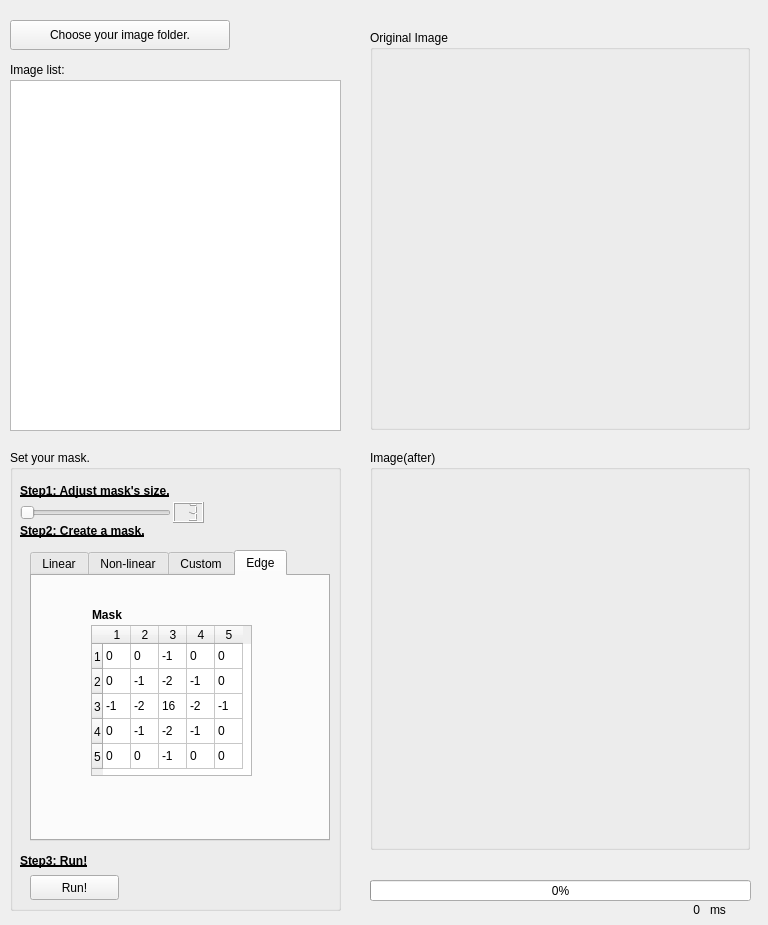
Old version of the form C1HW03-2018/hw3_mask/widget.ui in the repository sopper08/PADIP_HW.
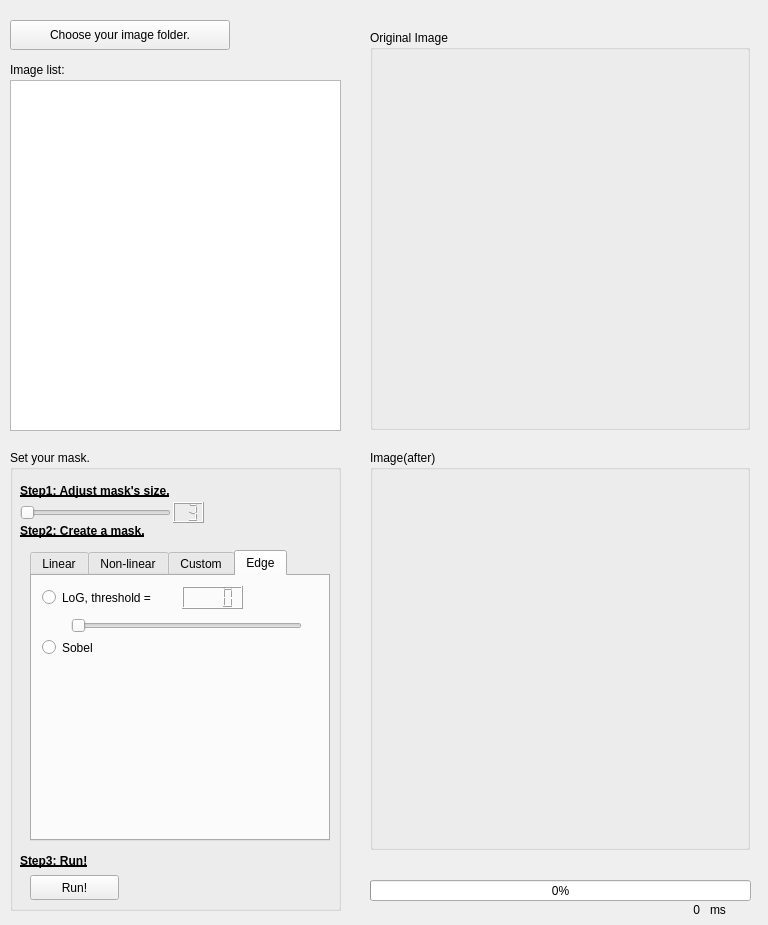
New version of the form.

```diff
--- a/C1HW03-2018/hw3_mask/widget.ui
+++ b/C1HW03-2018/hw3_mask/widget.ui
@@ -438,189 +438,59 @@
      <attribute name="title">
       <string>Edge</string>
      </attribute>
-     <widget class="QTableWidget" name="tableWidget_2">
+     <widget class="QRadioButton" name="radioButton">
       <property name="geometry">
        <rect>
-        <x>59</x>
-        <y>49</y>
-        <width>161</width>
-        <height>151</height>
+        <x>10</x>
+        <y>10</y>
+        <width>141</width>
+        <height>23</height>
        </rect>
       </property>
-      <property name="autoScroll">
-       <bool>true</bool>
+      <property name="text">
+       <string>LoG, threshold = </string>
       </property>
-      <property name="editTriggers">
-       <set>QAbstractItemView::NoEditTriggers</set>
+     </widget>
+     <widget class="QSlider" name="horizontalSlider">
+      <property name="geometry">
+       <rect>
+        <x>39</x>
+        <y>40</y>
+        <width>231</width>
+        <height>20</height>
+       </rect>
       </property>
-      <property name="showGrid">
-       <bool>true</bool>
+      <property name="maximum">
+       <number>5000</number>
       </property>
-      <property name="rowCount">
-       <number>5</number>
+      <property name="orientation">
+       <enum>Qt::Horizontal</enum>
       </property>
-      <property name="columnCount">
-       <number>5</number>
-      </property>
-      <attribute name="horizontalHeaderDefaultSectionSize">
-       <number>28</number>
-      </attribute>
-      <attribute name="verticalHeaderDefaultSectionSize">
-       <number>25</number>
-      </attribute>
-      <row/>
-      <row/>
-      <row/>
-      <row/>
-      <row/>
-      <column/>
-      <column/>
-      <column/>
-      <column/>
-      <column/>
-      <item row="0" column="0">
-       <property name="text">
-        <string>0</string>
-       </property>
-      </item>
-      <item row="0" column="1">
-       <property name="text">
-        <string>0</string>
-       </property>
-      </item>
-      <item row="0" column="2">
-       <property name="text">
-        <string>-1</string>
-       </property>
-      </item>
-      <item row="0" column="3">
-       <property name="text">
-        <string>0</string>
-       </property>
-      </item>
-      <item row="0" column="4">
-       <property name="text">
-        <string>0</string>
-       </property>
-      </item>
-      <item row="1" column="0">
-       <property name="text">
-        <string>0</string>
-       </property>
-      </item>
-      <item row="1" column="1">
-       <property name="text">
-        <string>-1</string>
-       </property>
-      </item>
-      <item row="1" column="2">
-       <property name="text">
-        <string>-2</string>
-       </property>
-      </item>
-      <item row="1" column="3">
-       <property name="text">
-        <string>-1</string>
-       </property>
-      </item>
-      <item row="1" column="4">
-       <property name="text">
-        <string>0</string>
-       </property>
-      </item>
-      <item row="2" column="0">
-       <property name="text">
-        <string>-1</string>
-       </property>
-      </item>
-      <item row="2" column="1">
-       <property name="text">
-        <string>-2</string>
-       </property>
-      </item>
-      <item row="2" column="2">
-       <property name="text">
-        <string>16</string>
-       </property>
-      </item>
-      <item row="2" column="3">
-       <property name="text">
-        <string>-2</string>
-       </property>
-      </item>
-      <item row="2" column="4">
-       <property name="text">
-        <string>-1</string>
-       </property>
-      </item>
-      <item row="3" column="0">
-       <property name="text">
-        <string>0</string>
-       </property>
-      </item>
-      <item row="3" column="1">
-       <property name="text">
-        <string>-1</string>
-       </property>
-      </item>
-      <item row="3" column="2">
-       <property name="text">
-        <string>-2</string>
-       </property>
-      </item>
-      <item row="3" column="3">
-       <property name="text">
-        <string>-1</string>
-       </property>
-      </item>
-      <item row="3" column="4">
-       <property name="text">
-        <string>0</string>
-       </property>
-      </item>
-      <item row="4" column="0">
-       <property name="text">
-        <string>0</string>
-       </property>
-      </item>
-      <item row="4" column="1">
-       <property name="text">
-        <string>0</string>
-       </property>
-      </item>
-      <item row="4" column="2">
-       <property name="text">
-        <string>-1</string>
-       </property>
-      </item>
-      <item row="4" column="3">
-       <property name="text">
-        <string>0</string>
-       </property>
-      </item>
-      <item row="4" column="4">
-       <property name="text">
-        <string>0</string>
-       </property>
-      </item>
      </widget>
-     <widget class="QLabel" name="label_3">
+     <widget class="QRadioButton" name="radioButton_2">
       <property name="geometry">
        <rect>
-        <x>60</x>
-        <y>30</y>
-        <width>67</width>
-        <height>17</height>
+        <x>10</x>
+        <y>60</y>
+        <width>141</width>
+        <height>23</height>
        </rect>
       </property>
-      <property name="font">
-       <font>
-        <weight>75</weight>
-        <bold>true</bold>
-       </font>
-      </property>
       <property name="text">
-       <string>Mask</string>
+       <string>Sobel</string>
+      </property>
+     </widget>
+     <widget class="QLCDNumber" name="lcdNumber_2">
+      <property name="geometry">
+       <rect>
+        <x>150</x>
+        <y>10</y>
+        <width>61</width>
+        <height>23</height>
+       </rect>
+      </property>
+      <property name="digitCount">
+       <number>4</number>
       </property>
      </widget>
     </widget>
```
